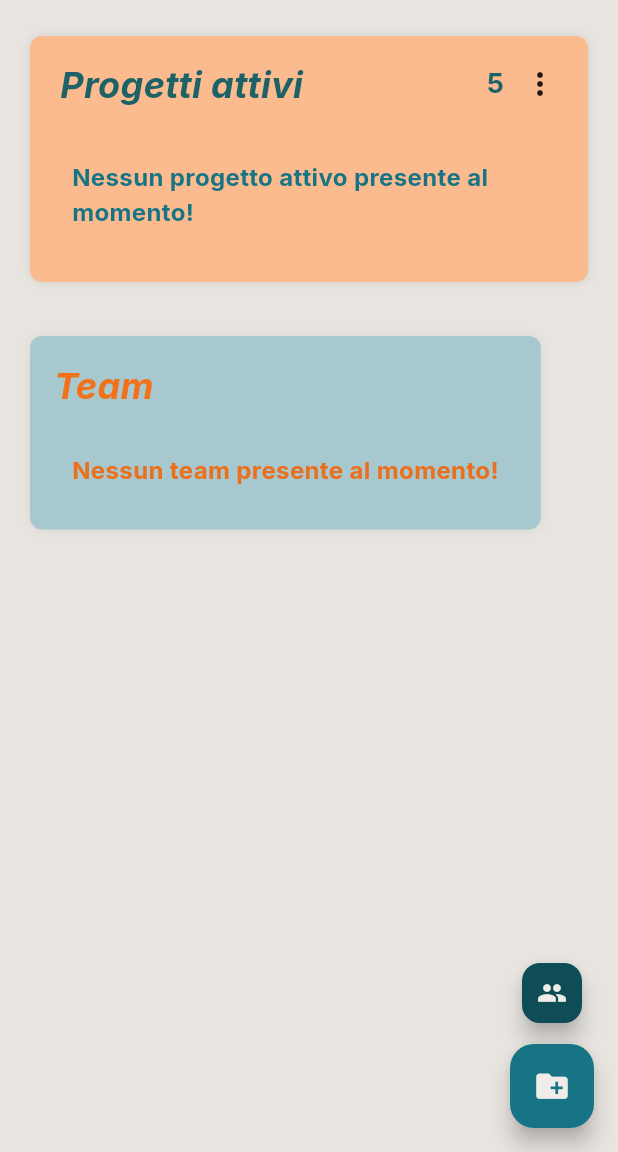
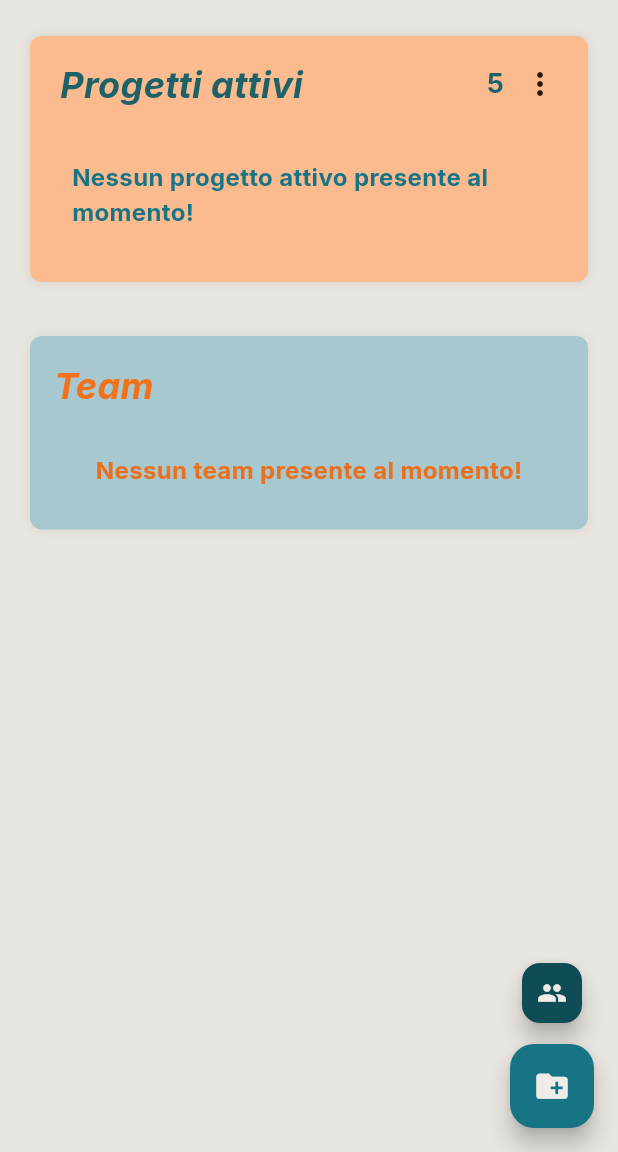
Before and after one commit to apiantonio/OneTask, a Flutter app: the screen it shows after launch, on a phone screen of 412 x 824 dp, the part 84-1236 px from its top. Run offline on Flutter 3.47's test engine with Material 3 defaults, Android fonts, the phone set to English and light mode, and no system bars; our stand-ins replace fl_chart, google_fonts, shared_preferences, sqflite; accounts and stored records are empty.

Commit message:
ora anche la sezione dei team è responsiva

```diff
--- a/lib/widgets/view_dashboard_team.dart
+++ b/lib/widgets/view_dashboard_team.dart
@@ -28,6 +28,7 @@ class ViewDashboardTeam extends StatelessWidget {
           return Container(
             padding: const EdgeInsets.all(8.0),
             margin: const EdgeInsets.symmetric(vertical: 8.0),
+            width: MediaQuery.of(context).size.width,
             decoration: BoxDecoration(
               color: const Color.fromARGB(255, 166, 200, 206),
               borderRadius: BorderRadius.circular(8.0),
@@ -60,7 +61,8 @@ class ViewDashboardTeam extends StatelessWidget {
                   ? Padding(
                     //se non ci sono team, segnaliamo la mancanza all'utente con un blocco di testo
                     padding: const EdgeInsets.all(20.0),
-                    child: Text(
+                    child: Center(
+                      child: Text(
                         'Nessun team presente al momento!',
                         style: GoogleFonts.inter(
                           fontSize: 16,
@@ -68,6 +70,7 @@ class ViewDashboardTeam extends StatelessWidget {
                           color: const Color(0XFFEB701D),
                         ),
                       ),
+                    ),
                   )
                   //altrimenti in un listViewBuilder sono visualizzati i 3 team
                   : ListView.builder(
```
